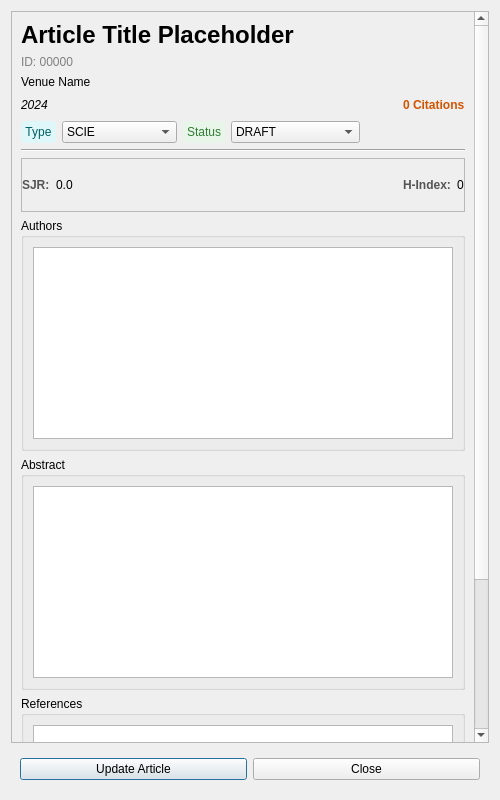
First picture: the form in src/components/dialogs/article/articledetailsdialog.ui, repository DamPhuQuy/Scientific-Article-Management, before the edit.
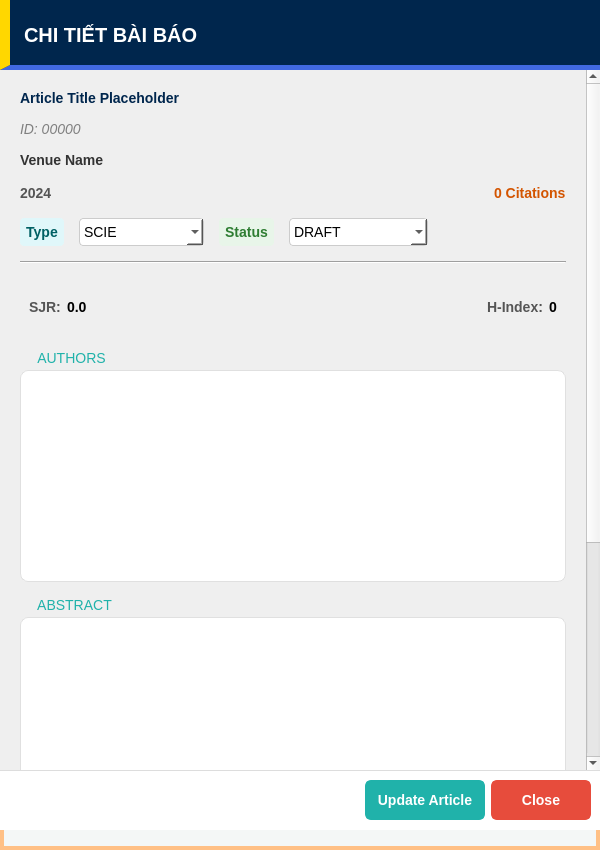
Second picture: the form after the edit. The open tabs and pages were chosen to show the change. Icons and pictures are not drawn.

The edit to the form file:
```diff
--- a/src/components/dialogs/article/articledetailsdialog.ui
+++ b/src/components/dialogs/article/articledetailsdialog.ui
@@ -6,14 +6,60 @@
    <rect>
     <x>0</x>
     <y>0</y>
-    <width>500</width>
-    <height>800</height>
+    <width>600</width>
+    <height>850</height>
    </rect>
   </property>
   <property name="windowTitle">
    <string>Article Details</string>
   </property>
+  <property name="styleSheet">
+   <string notr="true">QDialog#ArticleDetailsDialog{background-color:#f4f7f6;border:4px solid #FFC085;}QWidget{font-family:&quot;Segoe UI&quot;,Arial,sans-serif;font-size:14px;}QScrollArea{border:none;background-color:transparent;}QGroupBox{background-color:#ffffff;border:1px solid #e0e0e0;border-radius:8px;margin-top:20px;font-size:14px;}QGroupBox::title{subcontrol-origin:margin;subcontrol-position:top left;padding:0 5px;color:#20B2AA;font-weight:bold;left:10px;}QListWidget,QTextBrowser{border:none;background-color:transparent;}</string>
+  </property>
   <layout class="QVBoxLayout" name="verticalLayout_Main">
+   <property name="spacing">
+    <number>0</number>
+   </property>
+   <property name="leftMargin">
+    <number>0</number>
+   </property>
+   <property name="topMargin">
+    <number>0</number>
+   </property>
+   <property name="rightMargin">
+    <number>0</number>
+   </property>
+   <property name="bottomMargin">
+    <number>20</number>
+   </property>
+   <item>
+    <widget class="QWidget" name="headerContainer" native="true">
+     <property name="minimumSize">
+      <size>
+       <width>0</width>
+       <height>70</height>
+      </size>
+     </property>
+     <property name="styleSheet">
+      <string notr="true">QWidget#headerContainer{background-color:#00264d;border-bottom:5px solid #4169E1;border-left:10px solid #FFD700;}</string>
+     </property>
+     <layout class="QHBoxLayout" name="horizontalLayout_Header">
+      <item>
+       <widget class="QLabel" name="lblHeaderTitle">
+        <property name="styleSheet">
+         <string notr="true">color:#ffffff;font-weight:900;font-size:20px;background:transparent;padding-left:10px;</string>
+        </property>
+        <property name="text">
+         <string>CHI TIẾT BÀI BÁO</string>
+        </property>
+        <property name="alignment">
+         <set>Qt::AlignmentFlag::AlignLeading|Qt::AlignmentFlag::AlignLeft|Qt::AlignmentFlag::AlignVCenter</set>
+        </property>
+       </widget>
+      </item>
+     </layout>
+    </widget>
+   </item>
    <item>
     <widget class="QScrollArea" name="scrollArea">
      <property name="widgetResizable">
@@ -24,11 +70,26 @@
        <rect>
         <x>0</x>
         <y>0</y>
-        <width>476</width>
-        <height>862</height>
+        <width>592</width>
+        <height>798</height>
        </rect>
       </property>
       <layout class="QVBoxLayout" name="verticalLayout_Content">
+       <property name="spacing">
+        <number>15</number>
+       </property>
+       <property name="leftMargin">
+        <number>20</number>
+       </property>
+       <property name="topMargin">
+        <number>20</number>
+       </property>
+       <property name="rightMargin">
+        <number>20</number>
+       </property>
+       <property name="bottomMargin">
+        <number>20</number>
+       </property>
        <item>
         <widget class="QLabel" name="lblTitle">
          <property name="sizePolicy">
@@ -39,10 +100,14 @@
          </property>
          <property name="font">
           <font>
+           <family>Segoe UI</family>
            <pointsize>18</pointsize>
            <bold>true</bold>
           </font>
          </property>
+         <property name="styleSheet">
+          <string notr="true">color:#00264d;</string>
+         </property>
          <property name="text">
           <string>Article Title Placeholder</string>
          </property>
@@ -60,7 +125,7 @@
        <item>
         <widget class="QLabel" name="lblId">
          <property name="styleSheet">
-          <string notr="true">color: gray;</string>
+          <string notr="true">color:gray;font-style:italic;</string>
          </property>
          <property name="text">
           <string>ID: 00000</string>
@@ -69,6 +134,16 @@
        </item>
        <item>
         <widget class="QLabel" name="lblVenue">
+         <property name="font">
+          <font>
+           <family>Segoe UI</family>
+           <pointsize>14</pointsize>
+           <bold>true</bold>
+          </font>
+         </property>
+         <property name="styleSheet">
+          <string notr="true">color:#333333;</string>
+         </property>
          <property name="text">
           <string>Venue Name</string>
          </property>
@@ -80,9 +155,15 @@
           <widget class="QLabel" name="lblYear">
            <property name="font">
             <font>
-             <italic>true</italic>
+             <family>Segoe UI</family>
+             <pointsize>14</pointsize>
+             <italic>false</italic>
+             <bold>true</bold>
             </font>
            </property>
+           <property name="styleSheet">
+            <string notr="true">color:#555555;</string>
+           </property>
            <property name="text">
             <string>2024</string>
            </property>
@@ -105,6 +186,8 @@
           <widget class="QLabel" name="lblCitation">
            <property name="font">
             <font>
+             <family>Segoe UI</family>
+             <pointsize>14</pointsize>
              <bold>true</bold>
             </font>
            </property>
@@ -123,7 +206,7 @@
          <item>
           <widget class="QLabel" name="lblType">
            <property name="styleSheet">
-            <string notr="true">background-color: #e0f7fa; color: #006064; padding: 4px; border-radius: 4px;</string>
+            <string notr="true">background-color:#e0f7fa;color:#006064;padding:6px;border-radius:4px;font-weight:bold;</string>
            </property>
            <property name="text">
             <string>Type</string>
@@ -135,6 +218,9 @@
          </item>
          <item>
           <widget class="QComboBox" name="typeBox">
+           <property name="styleSheet">
+            <string notr="true">background-color:#ffffff;border:1px solid #cccccc;border-radius:4px;padding:4px;</string>
+           </property>
            <item>
             <property name="text">
              <string>SCIE</string>
@@ -160,7 +246,7 @@
          <item>
           <widget class="QLabel" name="lblStatus">
            <property name="styleSheet">
-            <string notr="true">background-color: #e8f5e9; color: #2e7d32; padding: 4px; border-radius: 4px;</string>
+            <string notr="true">background-color:#e8f5e9;color:#2e7d32;padding:6px;border-radius:4px;font-weight:bold;</string>
            </property>
            <property name="text">
             <string>Status</string>
@@ -172,6 +258,9 @@
          </item>
          <item>
           <widget class="QComboBox" name="statusBox">
+           <property name="styleSheet">
+            <string notr="true">background-color:#ffffff;border:1px solid #cccccc;border-radius:4px;padding:4px;</string>
+           </property>
            <item>
             <property name="text">
              <string>DRAFT</string>
@@ -233,12 +322,6 @@
        </item>
        <item>
         <widget class="QStackedWidget" name="stackedSpecificInfo">
-         <property name="frameShape">
-          <enum>QFrame::Shape::StyledPanel</enum>
-         </property>
-         <property name="frameShadow">
-          <enum>QFrame::Shadow::Raised</enum>
-         </property>
          <property name="currentIndex">
           <number>3</number>
          </property>
@@ -307,16 +390,10 @@
          </widget>
          <widget class="QWidget" name="pageSCOPUS">
           <layout class="QHBoxLayout" name="horizontalLayout_SCOPUS">
-           <property name="leftMargin">
-            <number>0</number>
-           </property>
-           <property name="rightMargin">
-            <number>0</number>
-           </property>
            <item>
             <widget class="QLabel" name="label_SJR">
              <property name="styleSheet">
-              <string>font-weight: bold; color: #555;</string>
+              <string notr="true">font-weight:bold;color:#555555;</string>
              </property>
              <property name="text">
               <string>SJR:</string>
@@ -325,6 +402,9 @@
            </item>
            <item>
             <widget class="QLabel" name="valSJR">
+             <property name="styleSheet">
+              <string notr="true">font-weight:bold;</string>
+             </property>
              <property name="text">
               <string>0.0</string>
              </property>
@@ -337,8 +417,8 @@
              </property>
              <property name="sizeHint" stdset="0">
               <size>
-               <width>0</width>
-               <height>0</height>
+               <width>40</width>
+               <height>20</height>
               </size>
              </property>
             </spacer>
@@ -346,7 +426,7 @@
            <item>
             <widget class="QLabel" name="label_H">
              <property name="styleSheet">
-              <string>font-weight: bold; color: #555;</string>
+              <string notr="true">font-weight:bold;color:#555555;</string>
              </property>
              <property name="text">
               <string>H-Index:</string>
@@ -355,6 +435,9 @@
            </item>
            <item>
             <widget class="QLabel" name="valHIndex">
+             <property name="styleSheet">
+              <string notr="true">font-weight:bold;</string>
+             </property>
              <property name="text">
               <string>0</string>
              </property>
@@ -434,7 +517,7 @@
        <item>
         <widget class="QGroupBox" name="grpAuthors">
          <property name="title">
-          <string>Authors</string>
+          <string>AUTHORS</string>
          </property>
          <layout class="QVBoxLayout" name="verticalLayout_Authors">
           <item>
@@ -446,7 +529,7 @@
        <item>
         <widget class="QGroupBox" name="grpAbstract">
          <property name="title">
-          <string>Abstract</string>
+          <string>ABSTRACT</string>
          </property>
          <layout class="QVBoxLayout" name="verticalLayout_Abstract">
           <item>
@@ -458,7 +541,7 @@
        <item>
         <widget class="QGroupBox" name="grpRefs">
          <property name="title">
-          <string>References</string>
+          <string>REFERENCES</string>
          </property>
          <layout class="QVBoxLayout" name="verticalLayout_Refs">
           <item>
@@ -472,12 +555,43 @@
     </widget>
    </item>
    <item>
-    <widget class="QWidget" name="widget" native="true">
-     <layout class="QHBoxLayout" name="horizontalLayout">
+    <widget class="QWidget" name="footerContainer" native="true">
+     <property name="styleSheet">
+      <string notr="true">background-color:#ffffff;border-top:1px solid #dddddd;</string>
+     </property>
+     <layout class="QHBoxLayout" name="horizontalLayout_Footer">
+      <property name="topMargin">
+       <number>10</number>
+      </property>
+      <property name="bottomMargin">
+       <number>10</number>
+      </property>
+      <item>
+       <spacer name="footerSpacer">
+        <property name="orientation">
+         <enum>Qt::Orientation::Horizontal</enum>
+        </property>
+        <property name="sizeHint" stdset="0">
+         <size>
+          <width>40</width>
+          <height>20</height>
+         </size>
+        </property>
+       </spacer>
+      </item>
       <item>
        <widget class="QPushButton" name="btnUpdate">
+        <property name="minimumSize">
+         <size>
+          <width>120</width>
+          <height>40</height>
+         </size>
+        </property>
+        <property name="cursor">
+         <cursorShape>PointingHandCursor</cursorShape>
+        </property>
         <property name="styleSheet">
-         <string notr="true"/>
+         <string notr="true">QPushButton{background-color:#20B2AA;border:2px solid #20B2AA;border-radius:6px;color:white;font-weight:bold;}QPushButton:hover{background-color:#17a098;}QPushButton:pressed{background-color:#0e6b65;}</string>
         </property>
         <property name="text">
          <string>Update Article</string>
@@ -489,6 +603,18 @@
       </item>
       <item>
        <widget class="QPushButton" name="closeBtn">
+        <property name="minimumSize">
+         <size>
+          <width>100</width>
+          <height>40</height>
+         </size>
+        </property>
+        <property name="cursor">
+         <cursorShape>PointingHandCursor</cursorShape>
+        </property>
+        <property name="styleSheet">
+         <string notr="true">QPushButton{background-color:#e74c3c;border:2px solid #e74c3c;border-radius:6px;color:white;font-weight:bold;}QPushButton:hover{background-color:#c0392b;}QPushButton:pressed{background-color:#922b21;}</string>
+        </property>
         <property name="text">
          <string>Close</string>
         </property>
```
Left out of the diff: 67 changed lines with no effect on the pictures.
